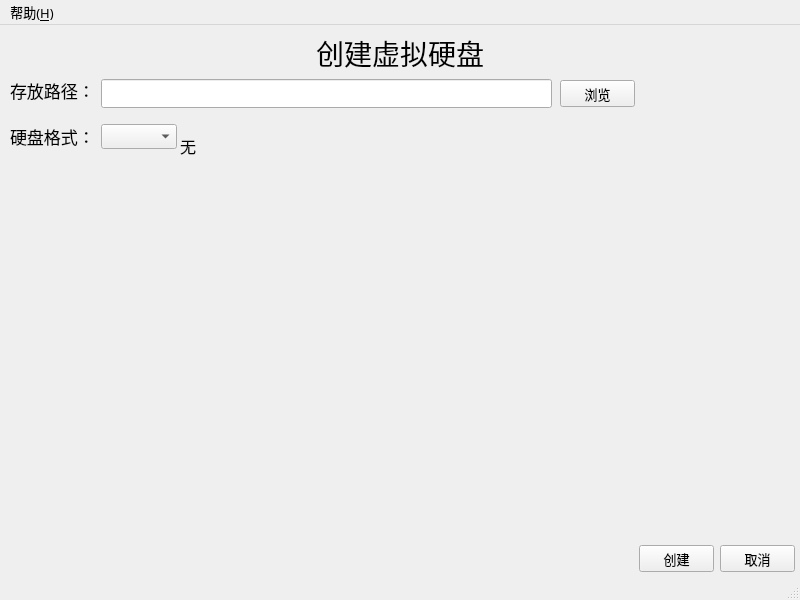
Czh-is-smartest/QEMU-GUI_Project, file ui/create_vhd_window.ui: the form before one commit.
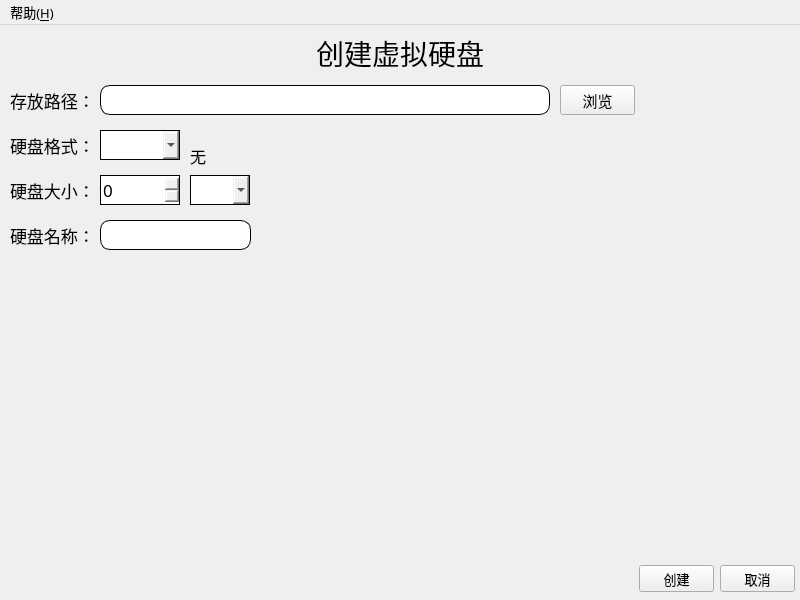
The form after the commit. Icons and pictures are not drawn.

```diff
--- a/ui/create_vhd_window.ui
+++ b/ui/create_vhd_window.ui
@@ -44,10 +44,10 @@
     </property>
     <property name="geometry">
      <rect>
-      <x>180</x>
-      <y>90</y>
+      <x>190</x>
+      <y>95</y>
       <width>101</width>
-      <height>61</height>
+      <height>71</height>
      </rect>
     </property>
     <property name="sizePolicy">
@@ -69,10 +69,10 @@
    <widget class="QComboBox" name="format">
     <property name="geometry">
      <rect>
-      <x>101</x>
-      <y>99</y>
-      <width>76</width>
-      <height>25</height>
+      <x>100</x>
+      <y>105</y>
+      <width>80</width>
+      <height>30</height>
      </rect>
     </property>
     <property name="sizePolicy">
@@ -81,14 +81,25 @@
       <verstretch>0</verstretch>
      </sizepolicy>
     </property>
+    <property name="font">
+     <font>
+      <family>微软雅黑</family>
+      <pointsize>13</pointsize>
+     </font>
+    </property>
+    <property name="styleSheet">
+     <string notr="true">/*border-radius: 10px;*/
+border: 1px solid;
+</string>
+    </property>
    </widget>
    <widget class="QLabel" name="label_2">
     <property name="geometry">
      <rect>
       <x>10</x>
-      <y>100</y>
+      <y>105</y>
       <width>85</width>
-      <height>23</height>
+      <height>30</height>
      </rect>
     </property>
     <property name="sizePolicy">
@@ -111,9 +122,9 @@
     <property name="geometry">
      <rect>
       <x>10</x>
-      <y>54</y>
+      <y>60</y>
       <width>85</width>
-      <height>23</height>
+      <height>30</height>
      </rect>
     </property>
     <property name="font">
@@ -129,10 +140,10 @@
    <widget class="QLineEdit" name="VHD_Path">
     <property name="geometry">
      <rect>
-      <x>101</x>
-      <y>54</y>
-      <width>451</width>
-      <height>29</height>
+      <x>100</x>
+      <y>60</y>
+      <width>450</width>
+      <height>30</height>
      </rect>
     </property>
     <property name="font">
@@ -141,16 +152,33 @@
       <pointsize>13</pointsize>
      </font>
     </property>
+    <property name="styleSheet">
+     <string notr="true">border-radius: 10px;
+border: 1px solid;
+</string>
+    </property>
    </widget>
    <widget class="QPushButton" name="browse">
     <property name="geometry">
      <rect>
       <x>560</x>
-      <y>55</y>
+      <y>60</y>
       <width>75</width>
-      <height>27</height>
+      <height>30</height>
      </rect>
     </property>
+    <property name="sizePolicy">
+     <sizepolicy hsizetype="Fixed" vsizetype="Fixed">
+      <horstretch>0</horstretch>
+      <verstretch>0</verstretch>
+     </sizepolicy>
+    </property>
+    <property name="font">
+     <font>
+      <family>微软雅黑</family>
+      <pointsize>11</pointsize>
+     </font>
+    </property>
     <property name="text">
      <string>浏览</string>
     </property>
@@ -159,7 +187,7 @@
     <property name="geometry">
      <rect>
       <x>639</x>
-      <y>520</y>
+      <y>540</y>
       <width>75</width>
       <height>27</height>
      </rect>
@@ -178,7 +206,7 @@
     <property name="geometry">
      <rect>
       <x>720</x>
-      <y>520</y>
+      <y>540</y>
       <width>75</width>
       <height>27</height>
      </rect>
@@ -233,6 +261,104 @@
      <set>Qt::AlignCenter</set>
     </property>
    </widget>
+   <widget class="QLabel" name="label_3">
+    <property name="geometry">
+     <rect>
+      <x>10</x>
+      <y>150</y>
+      <width>85</width>
+      <height>30</height>
+     </rect>
+    </property>
+    <property name="font">
+     <font>
+      <family>微软雅黑</family>
+      <pointsize>13</pointsize>
+     </font>
+    </property>
+    <property name="text">
+     <string>硬盘大小：</string>
+    </property>
+   </widget>
+   <widget class="QSpinBox" name="size">
+    <property name="geometry">
+     <rect>
+      <x>100</x>
+      <y>150</y>
+      <width>80</width>
+      <height>30</height>
+     </rect>
+    </property>
+    <property name="font">
+     <font>
+      <family>微软雅黑</family>
+      <pointsize>13</pointsize>
+     </font>
+    </property>
+    <property name="styleSheet">
+     <string notr="true">/*border-radius: 10px;*/
+border: 1px solid;</string>
+    </property>
+   </widget>
+   <widget class="QComboBox" name="unit">
+    <property name="geometry">
+     <rect>
+      <x>190</x>
+      <y>150</y>
+      <width>60</width>
+      <height>30</height>
+     </rect>
+    </property>
+    <property name="font">
+     <font>
+      <family>微软雅黑</family>
+      <pointsize>13</pointsize>
+     </font>
+    </property>
+    <property name="styleSheet">
+     <string notr="true">/*border-radius: 10px;*/
+border: 1px solid;</string>
+    </property>
+   </widget>
+   <widget class="QLabel" name="label_4">
+    <property name="geometry">
+     <rect>
+      <x>10</x>
+      <y>195</y>
+      <width>85</width>
+      <height>30</height>
+     </rect>
+    </property>
+    <property name="font">
+     <font>
+      <family>微软雅黑</family>
+      <pointsize>13</pointsize>
+     </font>
+    </property>
+    <property name="text">
+     <string>硬盘名称：</string>
+    </property>
+   </widget>
+   <widget class="QLineEdit" name="name">
+    <property name="geometry">
+     <rect>
+      <x>100</x>
+      <y>195</y>
+      <width>151</width>
+      <height>30</height>
+     </rect>
+    </property>
+    <property name="font">
+     <font>
+      <family>微软雅黑</family>
+      <pointsize>13</pointsize>
+     </font>
+    </property>
+    <property name="styleSheet">
+     <string notr="true">border-radius: 10px;
+border: 1px solid;</string>
+    </property>
+   </widget>
   </widget>
   <widget class="QMenuBar" name="menubar">
    <property name="geometry">
@@ -251,7 +377,6 @@
    </widget>
    <addaction name="menu_Help"/>
   </widget>
-  <widget class="QStatusBar" name="statusbar"/>
   <action name="About">
    <property name="icon">
     <iconset>
```
